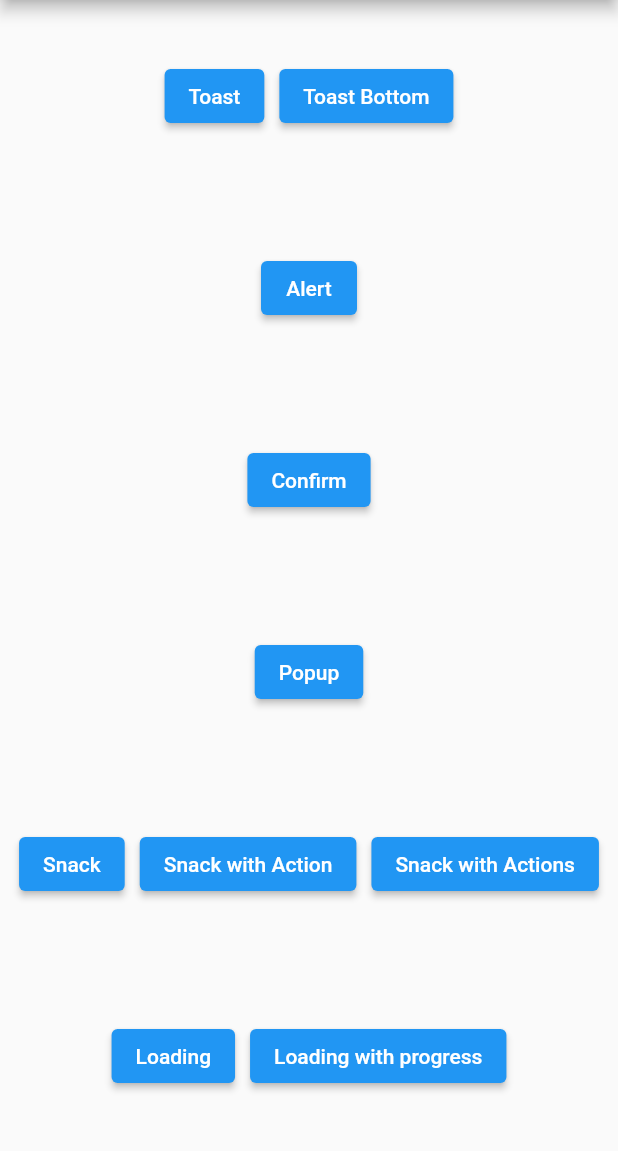
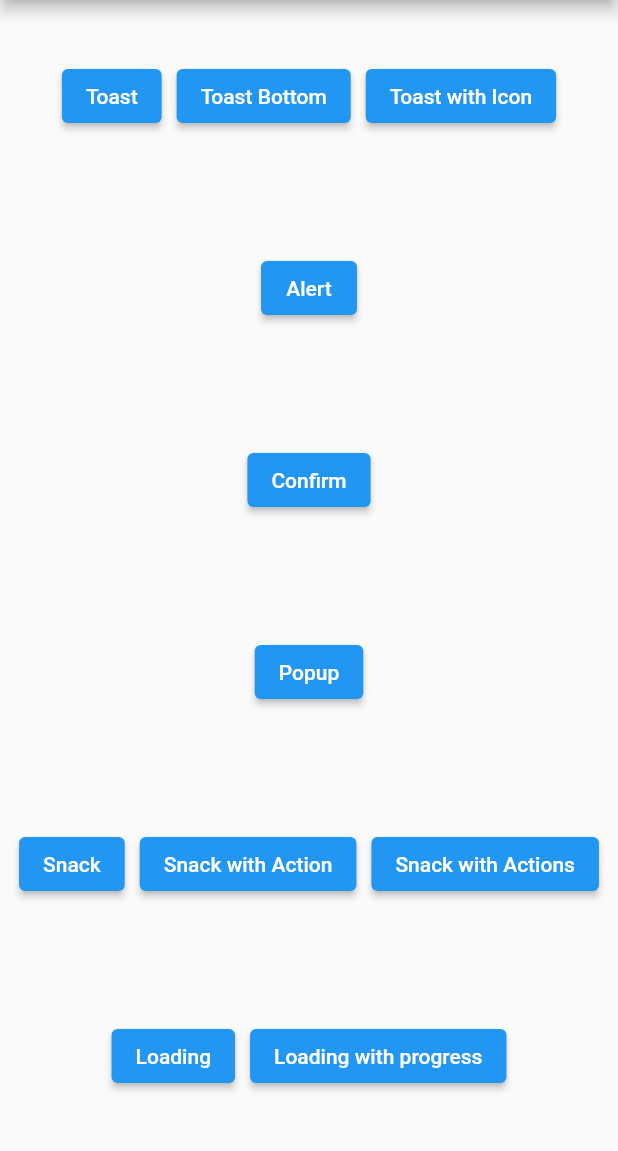
Before and after one commit to shirne/shirne_dialog, a Flutter app: the screen it shows after launch, on a phone screen of 412 x 824 dp, the part 84-1235 px from its top. Run offline on Flutter 3.47's test engine with Material 2 defaults, Android fonts, the phone set to English and light mode, and no system bars.

Commit message:
toast加入icon参数可选

```diff
--- a/example/lib/main.dart
+++ b/example/lib/main.dart
@@ -58,6 +58,16 @@ class _MyHomePageState extends State<MyHomePage> {
                         .toast('提示信息', align: MyDialog.alignBottom);
                   },
                   child: Text('Toast Bottom'),
+                ),
+                SizedBox(
+                  width: 10,
+                ),
+                ElevatedButton(
+                  onPressed: () {
+                    MyDialog.of(context)
+                        .toast('操作成功', icon: MyDialog.iconSuccess);
+                  },
+                  child: Text('Toast with Icon'),
                 )
               ],
             ),
--- a/example/pubspec.yaml
+++ b/example/pubspec.yaml
@@ -27,6 +27,7 @@ dependencies:
 
   # The following adds the Cupertino Icons font to your application.
   # Use with the CupertinoIcons class for iOS style icons.
+  cupertino_icons: ^1.0.2
   shirne_dialog:
     path: ../
 
--- a/lib/src/my_dialog.dart
+++ b/lib/src/my_dialog.dart
@@ -1,5 +1,6 @@
 import 'dart:async';
 
+import 'package:flutter/cupertino.dart';
 import 'package:flutter/material.dart';
 
 import 'controller.dart';
@@ -15,6 +16,11 @@ class MyDialog {
 
   static const alignTop = const Alignment(0.0, -0.7);
   static const alignBottom = const Alignment(0.0, 0.7);
+
+  static const iconSuccess = const Icon(CupertinoIcons.checkmark_circle_fill, color: Colors.green,);
+  static const iconError = const Icon(CupertinoIcons.multiply_circle_fill, color: Colors.red);
+  static const iconWarning = const Icon(CupertinoIcons.exclamationmark_triangle_fill, color: Colors.deepOrangeAccent);
+  static const iconInfo = const Icon(CupertinoIcons.exclamationmark_circle_fill, color: Colors.blue);
 
   Future<bool> confirm(message,
       {String buttonText = 'OK',
@@ -139,10 +145,11 @@ class MyDialog {
   }
 
   void toast(String message,
-      {int duration = 2, AlignmentGeometry align = alignTop}) {
+      {int duration = 2, AlignmentGeometry align = alignTop, Icon icon}) {
     OverlayEntry entry = OverlayEntry(builder: (context) {
       return ToastWidget(
         message,
+        icon: icon,
         alignment: align,
         duration: duration,
       );
@@ -159,7 +166,7 @@ class MyDialog {
       {Widget action,
       int duration = 3,
       AlignmentGeometry align = alignBottom,
-      double width = 0.6}) {
+      double width = 0.7}) {
     ValueNotifier<int> progressNotify = ValueNotifier<int>(0);
     EntryController controller = EntryController(context, progressNotify);
     controller.entry = OverlayEntry(builder: (context) {
--- a/lib/src/snack.dart
+++ b/lib/src/snack.dart
@@ -17,7 +17,7 @@ class SnackWidget extends StatefulWidget {
   const SnackWidget(this.message,
       {Key key,
       this.duration = 4,
-      this.alignment = const Alignment(0, 0.7),
+      this.alignment = const Alignment(0, 0.8),
       this.action, this.notifier, this.controller, this.maxWidth = 0.7})
       : super(key: key);
 
@@ -100,7 +100,7 @@ class _SnackWidgetState extends State<SnackWidget> with SingleTickerProviderStat
               borderRadius: BorderRadius.circular(5),
             ),
             padding: EdgeInsets.only(top: 5, bottom: 5, left: 15, right: 5),
-            height: 40,
+            height: 45,
             width: width * widget.maxWidth,
             child: Material(
               color: Colors.transparent,
--- a/lib/src/toast.dart
+++ b/lib/src/toast.dart
@@ -5,9 +5,10 @@ import 'package:flutter/material.dart';
 class ToastWidget extends StatefulWidget {
   final String message;
   final int duration;
+  final Icon icon;
   final Alignment alignment;
 
-  const ToastWidget(this.message, {Key key, this.alignment = Alignment.center, this.duration = 3})
+  const ToastWidget(this.message, {Key key, this.alignment = Alignment.center, this.duration = 3, this.icon})
       : super(key: key);
 
   @override
@@ -17,7 +18,6 @@ class ToastWidget extends StatefulWidget {
 class _ToastWidgetState extends State<ToastWidget> {
   static ValueNotifier<int> instanceCount = ValueNotifier(0);
   int instanceIndex = 0;
-
 
   Alignment alignment;
   bool isMarginTop = true;
@@ -95,9 +95,18 @@ class _ToastWidgetState extends State<ToastWidget> {
             padding: const EdgeInsets.symmetric(vertical: 10, horizontal: 15),
             child: Material(
               color: Colors.transparent,
-              child: Text(
+              child: widget.icon == null ? Text(
                 widget.message,
                 style: TextStyle(color: Colors.white),
+              ) : Row(
+                children: [
+                  widget.icon,
+                  SizedBox(width: 15,),
+                  Text(
+                    widget.message,
+                    style: TextStyle(color: Colors.white),
+                  )
+                ],
               ),
             ),
           ),
--- a/pubspec.yaml
+++ b/pubspec.yaml
@@ -1,6 +1,6 @@
 name: shirne_dialog
 description: A alert package to use alert and toast within one line code.
-version: 1.0.1
+version: 1.1.0
 author: shirne <shirne@126.com>
 homepage: https://github.com/shirne/shirne_dialog
 
```
Also changed, not shown: example/pubspec.lock, 1 other file.
